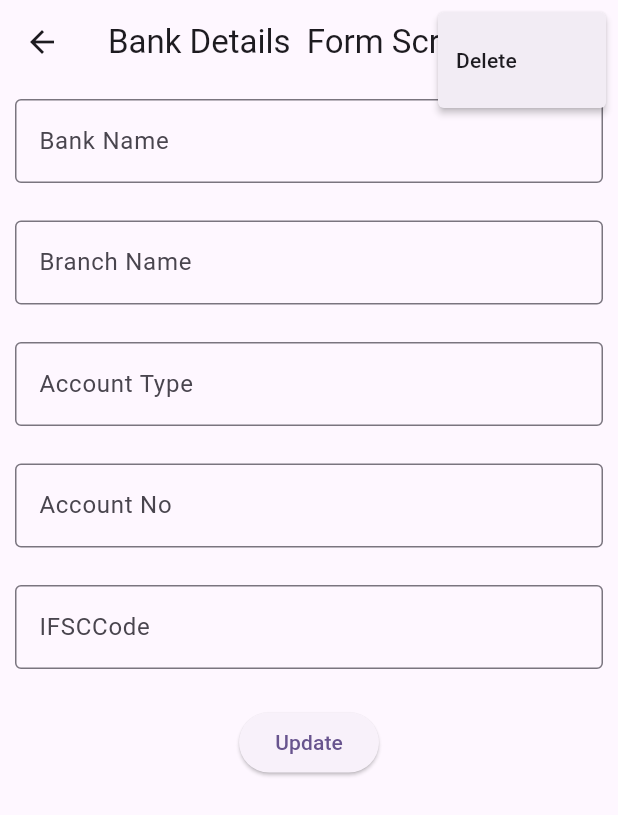
After one commit to riyashyder/bank_details_screen, a Flutter app: the OptimizedBankDetailsScreen screen opened directly, after a tap on the "more vert" icon, on a phone screen of 412 x 824 dp. The commit adds this screen. Shown: the top 815 px of the screen. Run offline on Flutter 3.47's test engine with Material 2 defaults, Android fonts, the phone set to English and light mode, and no system bars; our stand-ins replace sqflite; accounts and stored records are empty.

Commit message:
final-commit

```diff
--- a/lib/bank_details_list_screen.dart
+++ b/lib/bank_details_list_screen.dart
@@ -1,6 +1,7 @@
 import 'package:bank_details_screen/bank_details_form_screen.dart';
 import 'package:bank_details_screen/edit_bank_details_form_screen.dart';
 import 'package:bank_details_screen/main.dart';
+import 'package:bank_details_screen/optimized_bank_details.dart';
 import 'package:flutter/material.dart';
 import 'bank_details_model.dart';
 import 'database_helper.dart';
@@ -78,7 +79,7 @@ class _BankDetailsListScreenState extends State<BankDetailsListScreen> {
                       print(_bankDetailsList[index].iFSCCode);
 
                       Navigator.of(context).push(MaterialPageRoute(
-                        builder: (context) => EditBankDetailsFormScreen(),
+                        builder: (context) => OptimizedBankDetailsScreen(),
                         settings: RouteSettings(
                           arguments: _bankDetailsList[index],
                         ),
--- a/lib/database_helper.dart
+++ b/lib/database_helper.dart
@@ -56,4 +56,8 @@ class DatabaseHelper {
     return await _db
         .update(tableName, row, where: '$columnId=?', whereArgs: [id]);
   }
+
+  Future<int> deleteBankDetails(int id,String tableName)async{
+    return await _db.delete(tableName,where: '$columnId=?',whereArgs: [id],);
+  }
 }
--- /dev/null
+++ b/lib/optimized_bank_details.dart
@@ -0,0 +1,235 @@
+import 'package:bank_details_screen/bank_details_list_screen.dart';
+import 'package:bank_details_screen/bank_details_model.dart';
+import 'package:bank_details_screen/database_helper.dart';
+import 'package:bank_details_screen/main.dart';
+import 'package:flutter/material.dart';
+
+class OptimizedBankDetailsScreen extends StatefulWidget {
+  const OptimizedBankDetailsScreen({super.key});
+
+  @override
+  State<OptimizedBankDetailsScreen> createState() => _OptimizedBankDetailsScreenState();
+}
+
+class _OptimizedBankDetailsScreenState extends State<OptimizedBankDetailsScreen> {
+  var bankNameController = TextEditingController();
+  var branchNameController = TextEditingController();
+  var accountTypeController = TextEditingController();
+  var accountNoController = TextEditingController();
+  var ifscCodeController = TextEditingController();
+
+  bool firstTimeFlag = false;
+  int _selectedId = 0;
+
+  String buttonText = 'Save';
+
+  @override
+
+  void initState(){
+    super.initState();
+  }
+
+  _deleteFormDailog(BuildContext context){
+    return showDialog(context: context,barrierDismissible: true, builder: (param){
+      return AlertDialog(
+        actions: <Widget>[
+          ElevatedButton(onPressed: (){}, child: Text('Cancel'),),
+          ElevatedButton(onPressed: ()async{
+            final result = await dbHelper.deleteBankDetails(
+              _selectedId,DatabaseHelper.bankDetailsTable
+            );
+            debugPrint('------------->deleted Row Id: $result');
+            if(result>0){
+              _showSuccessSnackBar(context, 'Deleted');
+              Navigator.pop(context);
+
+              setState(() {
+                Navigator.of(context).pushReplacement(MaterialPageRoute(builder: (context)=>BankDetailsListScreen()));
+              });
+            }
+
+          }, child: Text('Delete'))
+        ],
+        title: Text('Are you Sure you Want to Delete This?'),
+      );
+
+    });
+  }
+
+  @override
+  Widget build(BuildContext context) {
+    // TODO: implement build
+    if(firstTimeFlag==false){
+      print('----->once execute');
+
+      firstTimeFlag = true;
+
+      final bankDetails = ModalRoute.of(context)!.settings.arguments;
+
+      if(bankDetails==null){
+        print('------------>FAB : Insert/Delete');
+      }else {
+        print('----------->ListView: Received Data : Edit/Delete');
+
+        bankDetails as BankDetailsModel;
+
+        print(bankDetails.id);
+        print(bankDetails.bankName);
+        print(bankDetails.branchName);
+        print(bankDetails.accountType);
+        print(bankDetails.accountNo);
+        print(bankDetails.iFSCCode);
+
+        _selectedId = bankDetails.id!;
+        buttonText = 'Update';
+
+        bankNameController.text = bankDetails.bankName;
+        branchNameController.text = bankDetails.branchName;
+        accountTypeController.text = bankDetails.accountType;
+        accountNoController.text = bankDetails.accountNo;
+        ifscCodeController.text = bankDetails.iFSCCode;
+      }
+    }
+    return Scaffold(
+      appBar: AppBar(
+        title: Text('Bank Details  Form Screen'),
+        actions: [
+          PopupMenuButton(itemBuilder: (context)=>[
+            PopupMenuItem(value: 1,child: Text('Delete')),
+          ],
+          elevation: 2,
+          onSelected: (value){
+            if(value==1){
+              _deleteFormDailog(context);
+            }
+          },)
+        ],
+      ),
+      body: SingleChildScrollView(
+        child: Center(
+          child: Padding(
+            padding: const EdgeInsets.all(10.0),
+            child: Column(
+              children: [
+                TextFormField(
+                  controller: bankNameController,
+                  decoration: InputDecoration(
+                      border: OutlineInputBorder(
+                        borderSide: BorderSide(),
+                      ),
+                      labelText: 'Bank Name',
+                      hintText: 'Enter Bank Name'
+                  ),
+                ),
+                SizedBox(
+                  height: 25,
+                ),
+                TextFormField(
+                  controller: branchNameController,
+                  decoration: InputDecoration(
+                      border: OutlineInputBorder(
+                        borderSide: BorderSide(),
+                      ),
+                      labelText: 'Branch Name',
+                      hintText: 'Enter Branch Name'
+                  ),
+                ),
+                SizedBox(
+                  height: 25,
+                ),
+                TextFormField(
+                  controller: accountTypeController,
+                  decoration: InputDecoration(
+                      border: OutlineInputBorder(
+                        borderSide: BorderSide(),
+                      ),
+                      labelText: 'Account Type',
+                      hintText: 'Enter Account Type'
+                  ),
+                ),
+                SizedBox(
+                  height: 25,
+                ),
+                TextFormField(
+                  controller: accountNoController,
+                  decoration: InputDecoration(
+                      border: OutlineInputBorder(
+                        borderSide: BorderSide(),
+                      ),
+                      labelText: 'Account No',
+                      hintText: 'Enter Account No'
+                  ),
+                ),
+                SizedBox(
+                  height: 25,
+                ),
+                TextFormField(
+                  controller: ifscCodeController,
+                  decoration: InputDecoration(
+                      border: OutlineInputBorder(
+                        borderSide: BorderSide(),
+                      ),
+                      labelText: 'IFSCCode',
+                      hintText: 'Enter IFSCCode'
+                  ),
+                ),
+                SizedBox(
+                  height: 25,
+                ),
+                ElevatedButton(onPressed: (){
+                  print('------------>update Button Clicked');
+                  _update();
+                },
+                  child: Text('Update'),)
+              ],
+            ),
+          ),
+        ),
+      ),
+    );
+  }
+
+
+  void _update() async{
+
+    print('------------>_update');
+    print('---------------> Selected ID: $_selectedId');
+    print('-------------> Bank Name:${bankNameController.text}');
+    print('-------------> Branch Name:${branchNameController.text}');
+    print('-------------> Account Type:${accountTypeController.text}');
+    print('-------------> Account No:${accountNoController.text}');
+    print('-------------> IFSC COde:${ifscCodeController.text}');
+
+    Map<String, dynamic> row = {
+      DatabaseHelper.columnId: _selectedId,
+      DatabaseHelper.columnBankName: bankNameController.text,
+      DatabaseHelper.columnBranchName: branchNameController.text,
+      DatabaseHelper.columnAccountType: accountTypeController.text,
+      DatabaseHelper.columnAccountNumber: accountNoController.text,
+      DatabaseHelper.columnIFSCCode: ifscCodeController.text,
+    };
+
+    final result = await dbHelper.updateBankDetails(
+        row, DatabaseHelper.bankDetailsTable);
+
+    debugPrint('--------> updated Row Id: $result');
+
+    if (result > 0) {
+      Navigator.pop(context);
+      _showSuccessSnackBar(context, 'updated');
+    }
+
+    setState(() {
+      Navigator.of(context).push(
+          MaterialPageRoute(builder: (context) => BankDetailsListScreen()));
+    });
+  }
+
+
+
+  void _showSuccessSnackBar(BuildContext context, String message) {
+    ScaffoldMessenger.of(context)
+        .showSnackBar(new SnackBar(content: new Text(message)));
+  }
+
+}
```
